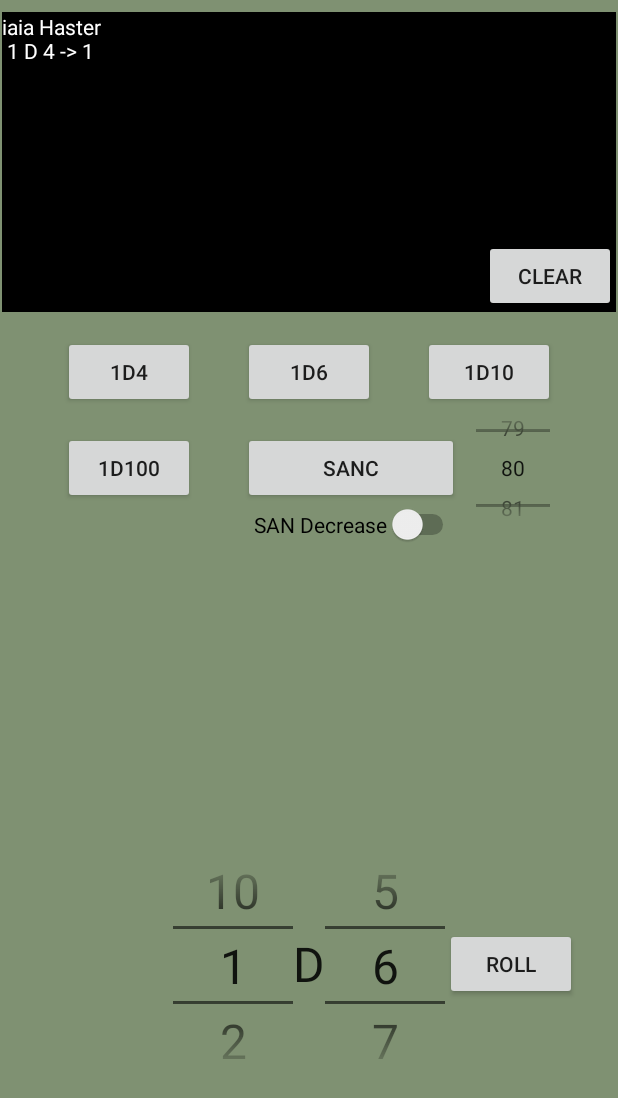
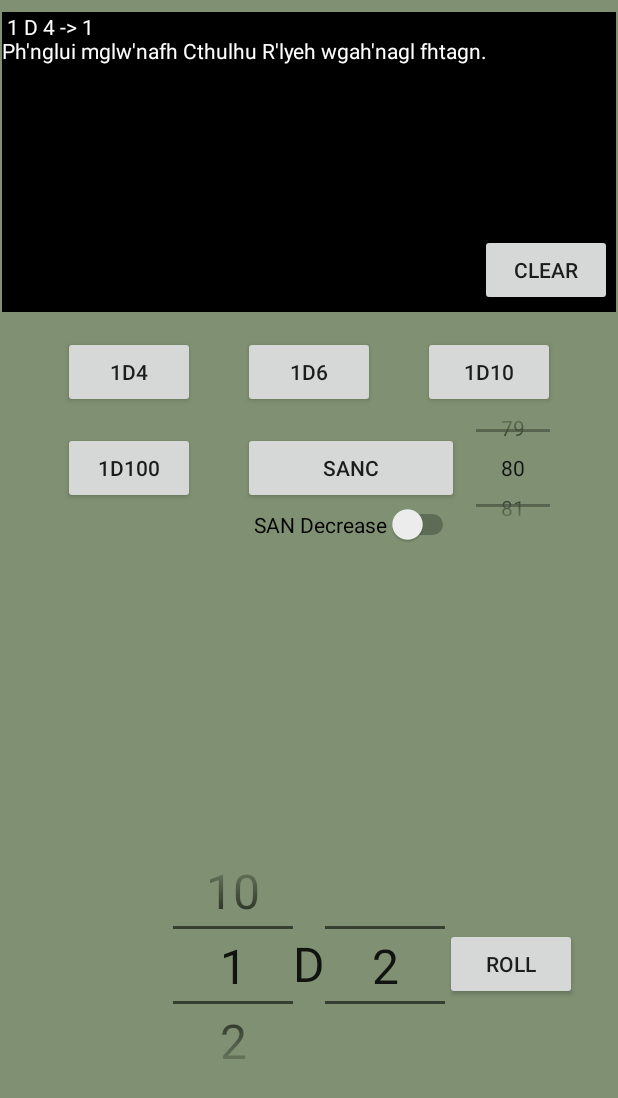
Before and after one commit to yuki-kamikita/CoCdice, an Android app: the screen it shows after launch (MainActivity), after a tap on "1D4", on a phone screen of 412 x 824 dp. Shown: the top 1098 px of the screen. Run offline under Robolectric (Android 15) with nearby library versions, the phone set to English and light mode, and no system bars.

Commit message:
ver0.3.0 表示完成
残り
可変○D○
初期表示ランダム
レスポンシブ

```diff
--- a/app/src/main/java/com/CoCdice/cocdice/MainActivity.kt
+++ b/app/src/main/java/com/CoCdice/cocdice/MainActivity.kt
@@ -7,25 +7,22 @@ import kotlinx.android.synthetic.main.activity_main.*
 import kotlin.random.Random
 
 class MainActivity : AppCompatActivity() {
-    private var line: Int = 0
-    private val maxLine: Int = 10
-    private val list: List<String> = mutableListOf("")
     private var switch: Boolean = false
 
     /* ダイスを振る */
     private fun diceRoll(quantity: Int ,type: Int ,string: String = ""): String {
         var rand = 0
-//        val history = textView.text
+        val history = textView.text
         var extreme = ""
         var san = ""
         var text = ""
         var value: Int
 
-        if (quantity > 1) {
+        if (quantity > 1) { // 複数ダイス
             for (i in 1..quantity) {
                 rand += Random.nextInt(type) + 1
             }
-        } else {
+        } else { // ダイス1つ
             rand = Random.nextInt(type) + 1
             if (type == 100 && string != "SAN Check" && switch == false) { // 1D100時、クリファン表記
                 if (rand <= 5){
@@ -35,11 +32,8 @@ class MainActivity : AppCompatActivity() {
                 }
             }
         }
-        if (line > maxLine) {
-            // １行削除
-        }
 
-        if (switch == true) { // SAN値減少
+        if (switch == true && string != "SAN Check") { // SAN値減少
             value = numberPickerSan.value - rand
             san = "/ " + numberPickerSan.value.toString() + " - $rand = $value"
             text = "SAN Decrease"
@@ -59,7 +53,7 @@ class MainActivity : AppCompatActivity() {
             switch = false
         }
 
-        if (string == "SAN Check" && switch == false) { // SANチェック
+        if (string == "SAN Check") { // SANチェック
             san = "≦ " + numberPickerSan.value
             if (rand <= numberPickerSan.value) {
                 san += " Success!"
@@ -71,7 +65,7 @@ class MainActivity : AppCompatActivity() {
             text = string
         }
 
-        text = "$text $quantity D $type -> $rand $san $extreme \n"
+        text = "$text $quantity D $type -> $rand $san $extreme \n$history"
         textView.text = text
 
         return text
@@ -84,21 +78,19 @@ class MainActivity : AppCompatActivity() {
         supportActionBar!!.hide() // タイトルバー非表示
 
         // 初期表示
-        textView.text = "iaia Haster \n"
+        val string = listOf("Ia! Ia! Cthulhu fhtagn!\n","Ph'nglui mglw'nafh Cthulhu R'lyeh wgah'nagl fhtagn.\n","The window! The window!\n")
+        textView.text = "Ph'nglui mglw'nafh Cthulhu R'lyeh wgah'nagl fhtagn.\n" // ランダム表示にしようかな
         numberPickerSan.minValue = 0
         numberPickerSan.maxValue = 99
         numberPickerSan.value = 80
         numberPickerQuantity.minValue = 1
         numberPickerQuantity.maxValue = 10
         numberPickerQuantity.value = 1
-        numberPickerType.minValue = 1
-        numberPickerType.maxValue = 100
-        numberPickerType.value = 6
+        val data = arrayOf("2", "3", "4", "5", "6", "8", "10", "12", "16", "20", "24", "100")
+        numberPickerType.setDisplayedValues(data)
+//        numberPickerType.value = 6
 
         var history = textView.text
-
-//        switchSan.isChecked
-
 
         buttonClear.setOnClickListener {
             textView.text = ""
@@ -106,9 +98,7 @@ class MainActivity : AppCompatActivity() {
 
         // ダイスロール
         button1d4.setOnClickListener {
-            history = textView.text.toString()
-            history = "$history" + diceRoll(1,4)
-            textView.text = history
+            diceRoll(1,4)
         }
         button1d6.setOnClickListener {
             diceRoll(1,6)
@@ -122,7 +112,6 @@ class MainActivity : AppCompatActivity() {
 
         buttonSan.setOnClickListener {
             diceRoll(1,100, "SAN Check")
-
         }
 
         buttonRoll.setOnClickListener {
--- a/app/src/main/res/layout/activity_main.xml
+++ b/app/src/main/res/layout/activity_main.xml
@@ -62,22 +62,6 @@
         app:layout_constraintStart_toEndOf="@+id/buttonSan"
         app:layout_constraintTop_toTopOf="@+id/buttonSan" />
 
-    <TextView
-        android:id="@+id/textView"
-        android:layout_width="409dp"
-        android:layout_height="200dp"
-        android:layout_marginStart="8dp"
-        android:layout_marginLeft="8dp"
-        android:layout_marginTop="8dp"
-        android:layout_marginEnd="8dp"
-        android:layout_marginRight="8dp"
-        android:background="@android:color/black"
-        android:text="Hello World!"
-        android:textColor="@android:color/white"
-        app:layout_constraintEnd_toEndOf="parent"
-        app:layout_constraintStart_toStartOf="parent"
-        app:layout_constraintTop_toTopOf="parent" />
-
     <Switch
         android:id="@+id/switchSan"
         android:layout_width="wrap_content"
@@ -106,7 +90,7 @@
         app:layout_constraintEnd_toEndOf="parent"
         app:layout_constraintHorizontal_bias="0.5"
         app:layout_constraintStart_toStartOf="parent"
-        app:layout_constraintTop_toBottomOf="@+id/textView" />
+        app:layout_constraintTop_toBottomOf="@+id/scrollView" />
 
     <Button
         android:id="@+id/button1d10"
@@ -142,9 +126,12 @@
         android:id="@+id/buttonClear"
         android:layout_width="wrap_content"
         android:layout_height="wrap_content"
+        android:layout_marginEnd="4dp"
+        android:layout_marginRight="4dp"
+        android:layout_marginBottom="4dp"
         android:text="@string/buttonClear"
-        app:layout_constraintBottom_toBottomOf="@+id/textView"
-        app:layout_constraintEnd_toEndOf="@+id/textView" />
+        app:layout_constraintBottom_toBottomOf="@+id/scrollView"
+        app:layout_constraintEnd_toEndOf="parent" />
 
     <Button
         android:id="@+id/buttonRoll"
@@ -155,4 +142,26 @@
         app:layout_constraintStart_toEndOf="@+id/numberPickerType"
         app:layout_constraintTop_toTopOf="@+id/textD" />
 
+    <ScrollView
+        android:id="@+id/scrollView"
+        android:layout_width="409dp"
+        android:layout_height="200dp"
+        android:layout_marginTop="8dp"
+        android:background="@android:color/background_dark"
+        app:layout_constraintEnd_toEndOf="parent"
+        app:layout_constraintStart_toStartOf="parent"
+        app:layout_constraintTop_toTopOf="parent">
+
+        <TextView
+            android:id="@+id/textView"
+            android:layout_width="match_parent"
+            android:layout_height="wrap_content"
+            android:layout_marginTop="0dp"
+            android:text="Hello World!\n\n\n"
+            android:textColor="@android:color/white"
+            app:layout_constraintEnd_toEndOf="parent"
+            app:layout_constraintStart_toStartOf="parent"
+            app:layout_constraintTop_toTopOf="parent" />
+    </ScrollView>
+
 </androidx.constraintlayout.widget.ConstraintLayout>
```
Also changed, not shown: app/src/main/ic_launcher-web.png, app/src/main/res/mipmap-hdpi/ic_launcher.png, app/src/main/res/mipmap-hdpi/ic_launcher_foreground.png, app/src/main/res/mipmap-hdpi/ic_launcher_round.png, app/src/main/res/mipmap-mdpi/ic_launcher.png, app/src/main/res/mipmap-mdpi/ic_launcher_foreground.png, app/src/main/res/mipmap-mdpi/ic_launcher_round.png, app/src/main/res/mipmap-xhdpi/ic_launcher.png, app/src/main/res/mipmap-xhdpi/ic_launcher_foreground.png, app/src/main/res/mipmap-xhdpi/ic_launcher_round.png, app/src/main/res/mipmap-xxhdpi/ic_launcher.png, app/src/main/res/mipmap-xxhdpi/ic_launcher_foreground.png, app/src/main/res/mipmap-xxhdpi/ic_launcher_round.png, app/src/main/res/mipmap-xxxhdpi/ic_launcher.png, 2 more files.
